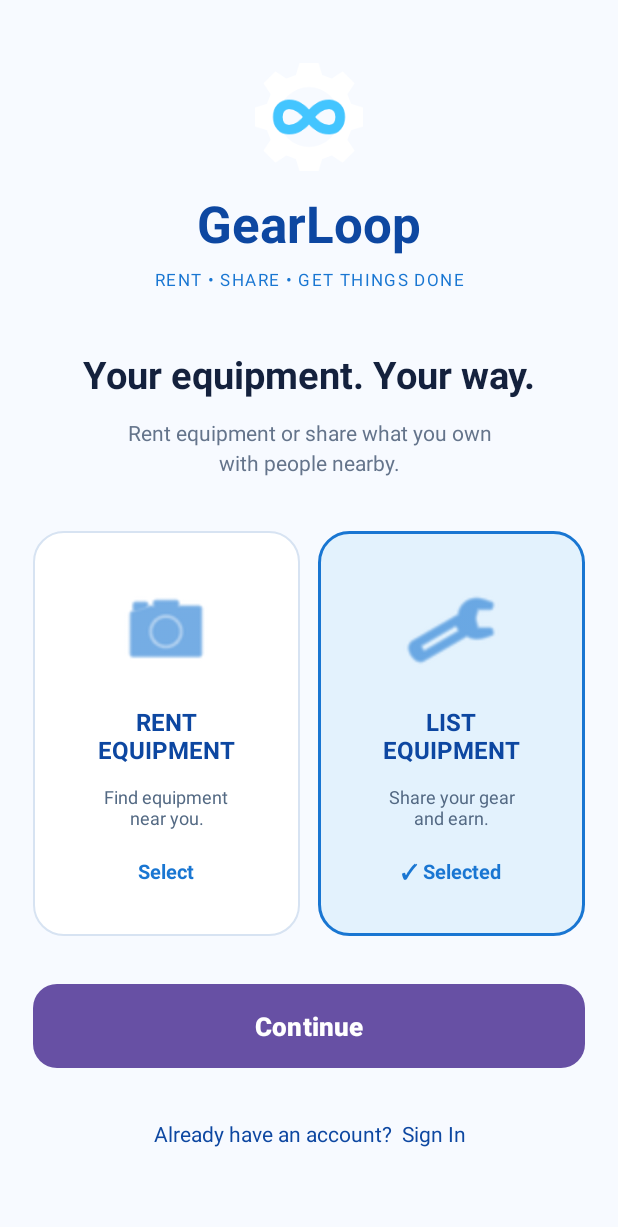
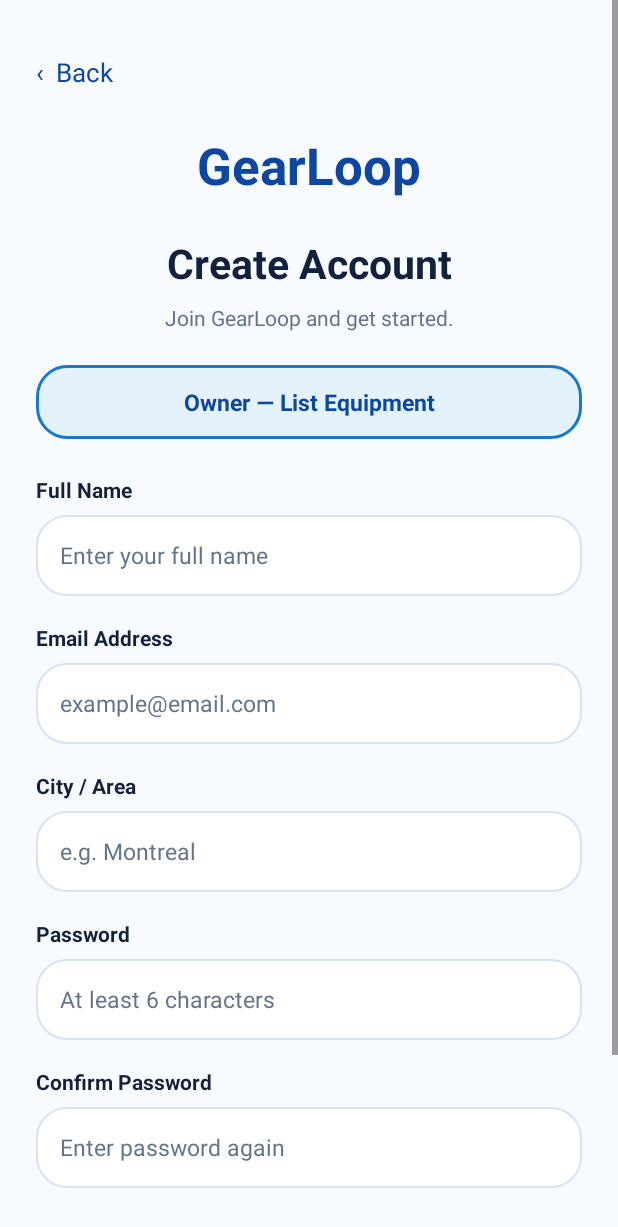
Before and after one commit to Jigneshmecwan/GearLoop, an Android app: the screen it shows after launch (MainActivity before the commit, RegisterActivity after it), after a tap on "Continue", on a phone screen of 412 x 824 dp. Shown: the top 1227 px of the screen. Run offline under Robolectric (Android 15) with nearby library versions, the phone set to English and light mode, and no system bars; our stand-ins replace Firebase (no records; nobody signed in at launch, a user with empty details on screens opened directly); 2 other taps on this screen came first.

Commit message:
feat: implement firebase customer and owner registration

```diff
--- a/app/src/main/java/com/example/gearloop/MainActivity.java
+++ b/app/src/main/java/com/example/gearloop/MainActivity.java
@@ -1,6 +1,7 @@
 
 package com.example.gearloop;
 
+import android.content.Intent;
 import android.content.SharedPreferences;
 import android.os.Bundle;
 import android.view.View;
@@ -27,40 +28,42 @@ public class MainActivity extends AppCompatActivity {
     @Override
     protected void onCreate(Bundle savedInstanceState) {
         super.onCreate(savedInstanceState);
-
         setContentView(R.layout.activity_main);
 
         getWindow().setStatusBarColor(0xFFF7FAFF);
         getWindow().setNavigationBarColor(0xFFF7FAFF);
+
         getWindow().getDecorView().setSystemUiVisibility(
                 View.SYSTEM_UI_FLAG_LIGHT_STATUS_BAR |
                         View.SYSTEM_UI_FLAG_LIGHT_NAVIGATION_BAR
         );
 
-        // Connect XML views
+        // Connect XML with Java
         cardCustomer = findViewById(R.id.cardCustomer);
         cardOwner = findViewById(R.id.cardOwner);
 
-        txtCustomerStatus = findViewById(R.id.txtCustomerStatus);
-        txtOwnerStatus = findViewById(R.id.txtOwnerStatus);
+        txtCustomerStatus =
+                findViewById(R.id.txtCustomerStatus);
+
+        txtOwnerStatus =
+                findViewById(R.id.txtOwnerStatus);
+
         txtSignIn = findViewById(R.id.txtSignIn);
-
         btnContinue = findViewById(R.id.btnContinue);
 
-        // No role selected initially
+        // Initially no role is selected
         btnContinue.setEnabled(false);
+        btnContinue.setAlpha(0.5f);
 
-        // Customer card click
-        cardCustomer.setOnClickListener(v -> {
-            selectRole("Customer");
-        });
+        cardCustomer.setOnClickListener(v ->
+                selectRole("Customer")
+        );
 
-        // Owner card click
-        cardOwner.setOnClickListener(v -> {
-            selectRole("Owner");
-        });
+        cardOwner.setOnClickListener(v ->
+                selectRole("Owner")
+        );
 
-        // Continue button click
+        // Continue to registration
         btnContinue.setOnClickListener(v -> {
 
             if (selectedRole.isEmpty()) {
@@ -73,27 +76,31 @@ public class MainActivity extends AppCompatActivity {
             }
 
             SharedPreferences preferences =
-                    getSharedPreferences("GearLoopPrefs", MODE_PRIVATE);
+                    getSharedPreferences(
+                            "GearLoopPrefs",
+                            MODE_PRIVATE
+                    );
 
             preferences.edit()
                     .putString("selectedRole", selectedRole)
                     .apply();
 
-            Toast.makeText(
+            Intent intent = new Intent(
                     MainActivity.this,
-                    selectedRole + " selected. Registration is coming next.",
-                    Toast.LENGTH_LONG
-            ).show();
+                    RegisterActivity.class
+            );
+
+            startActivity(intent);
         });
 
-        // Existing account link
-        txtSignIn.setOnClickListener(v -> {
-            Toast.makeText(
-                    MainActivity.this,
-                    "Login screen will be added next.",
-                    Toast.LENGTH_SHORT
-            ).show();
-        });
+        // Login comes next
+        txtSignIn.setOnClickListener(v ->
+                Toast.makeText(
+                        MainActivity.this,
+                        "Login screen will be added next.",
+                        Toast.LENGTH_SHORT
+                ).show()
+        );
     }
 
     private void selectRole(String role) {
@@ -102,7 +109,6 @@ public class MainActivity extends AppCompatActivity {
 
         boolean isCustomer = role.equals("Customer");
 
-        // Highlight selected role
         cardCustomer.setBackgroundResource(
                 isCustomer
                         ? R.drawable.bg_role_selected
@@ -115,7 +121,6 @@ public class MainActivity extends AppCompatActivity {
                         : R.drawable.bg_role_selected
         );
 
-        // Update selection labels
         txtCustomerStatus.setText(
                 isCustomer ? "✓ Selected" : "Select"
         );
@@ -124,7 +129,6 @@ public class MainActivity extends AppCompatActivity {
                 isCustomer ? "Select" : "✓ Selected"
         );
 
-        // Enable Continue
         btnContinue.setEnabled(true);
         btnContinue.setAlpha(1.0f);
     }
--- /dev/null
+++ b/app/src/main/java/com/example/gearloop/RegisterActivity.java
@@ -0,0 +1,280 @@
+
+package com.example.gearloop;
+
+import android.content.Intent;
+import android.content.SharedPreferences;
+import android.os.Bundle;
+import android.text.TextUtils;
+import android.util.Patterns;
+import android.widget.Button;
+import android.widget.EditText;
+import android.widget.TextView;
+import android.widget.Toast;
+
+import androidx.appcompat.app.AppCompatActivity;
+
+import com.google.firebase.auth.FirebaseAuth;
+import com.google.firebase.auth.FirebaseUser;
+import com.google.firebase.database.DatabaseReference;
+import com.google.firebase.database.FirebaseDatabase;
+
+import java.util.HashMap;
+import java.util.Map;
+
+public class RegisterActivity extends AppCompatActivity {
+
+    private EditText edtName;
+    private EditText edtEmail;
+    private EditText edtCity;
+    private EditText edtPassword;
+    private EditText edtConfirmPassword;
+
+    private TextView txtSelectedRole;
+    private TextView txtLogin;
+    private TextView txtBack;
+
+    private Button btnRegister;
+
+    private FirebaseAuth firebaseAuth;
+    private DatabaseReference usersReference;
+
+    private String selectedRole;
+
+    @Override
+    protected void onCreate(Bundle savedInstanceState) {
+        super.onCreate(savedInstanceState);
+        setContentView(R.layout.activity_register);
+
+        getWindow().setStatusBarColor(0xFFF7FAFF);
+        getWindow().setNavigationBarColor(0xFFF7FAFF);
+
+        // Connect XML views
+        edtName = findViewById(R.id.edtName);
+        edtEmail = findViewById(R.id.edtEmail);
+        edtCity = findViewById(R.id.edtCity);
+        edtPassword = findViewById(R.id.edtPassword);
+        edtConfirmPassword = findViewById(R.id.edtConfirmPassword);
+
+        txtSelectedRole = findViewById(R.id.txtSelectedRole);
+        txtLogin = findViewById(R.id.txtLogin);
+        txtBack = findViewById(R.id.txtBack);
+
+        btnRegister = findViewById(R.id.btnRegister);
+
+        // Initialize Firebase
+        firebaseAuth = FirebaseAuth.getInstance();
+
+        usersReference = FirebaseDatabase
+                .getInstance()
+                .getReference("users");
+
+        // Get the role selected on the Welcome screen
+        SharedPreferences preferences =
+                getSharedPreferences("GearLoopPrefs", MODE_PRIVATE);
+
+        selectedRole = preferences.getString("selectedRole", "");
+
+        // Only allow the two supported roles
+        if (!selectedRole.equals("Customer")
+                && !selectedRole.equals("Owner")) {
+
+            Toast.makeText(
+                    this,
+                    "Please choose a role first.",
+                    Toast.LENGTH_SHORT
+            ).show();
+
+            finish();
+            return;
+        }
+
+        if (selectedRole.equals("Customer")) {
+            txtSelectedRole.setText("Customer — Rent Equipment");
+        } else {
+            txtSelectedRole.setText("Owner — List Equipment");
+        }
+
+        // Register button
+        btnRegister.setOnClickListener(v -> registerUser());
+
+        // Return to Welcome
+        txtBack.setOnClickListener(v -> finish());
+
+        // Login screen is our next stage
+        txtLogin.setOnClickListener(v ->
+                Toast.makeText(
+                        RegisterActivity.this,
+                        "Login screen will be added next.",
+                        Toast.LENGTH_SHORT
+                ).show()
+        );
+    }
+
+    private void registerUser() {
+
+        String name = edtName.getText().toString().trim();
+        String email = edtEmail.getText().toString().trim();
+        String city = edtCity.getText().toString().trim();
+
+        String password =
+                edtPassword.getText().toString();
+
+        String confirmPassword =
+                edtConfirmPassword.getText().toString();
+
+        // 1. Check empty fields
+        if (TextUtils.isEmpty(name)) {
+            edtName.setError("Please enter your name");
+            edtName.requestFocus();
+            return;
+        }
+
+        if (TextUtils.isEmpty(email)) {
+            edtEmail.setError("Please enter your email");
+            edtEmail.requestFocus();
+            return;
+        }
+
+        if (TextUtils.isEmpty(city)) {
+            edtCity.setError("Please enter your city");
+            edtCity.requestFocus();
+            return;
+        }
+
+        if (TextUtils.isEmpty(password)) {
+            edtPassword.setError("Please enter a password");
+            edtPassword.requestFocus();
+            return;
+        }
+
+        if (TextUtils.isEmpty(confirmPassword)) {
+            edtConfirmPassword.setError(
+                    "Please confirm your password"
+            );
+            edtConfirmPassword.requestFocus();
+            return;
+        }
+
+        // 2. Validate email
+        if (!Patterns.EMAIL_ADDRESS.matcher(email).matches()) {
+            edtEmail.setError("Enter a valid email address");
+            edtEmail.requestFocus();
+            return;
+        }
+
+        // 3. Validate password length
+        if (password.length() < 6) {
+            edtPassword.setError(
+                    "Password must have at least 6 characters"
+            );
+            edtPassword.requestFocus();
+            return;
+        }
+
+        // 4. Check passwords match
+        if (!password.equals(confirmPassword)) {
+            edtConfirmPassword.setError(
+                    "Passwords do not match"
+            );
+            edtConfirmPassword.requestFocus();
+            return;
+        }
+
+        // Prevent repeated taps during registration
+        btnRegister.setEnabled(false);
+        btnRegister.setText("Creating account...");
+
+        // 5. Create Firebase Authentication account
+        firebaseAuth
+                .createUserWithEmailAndPassword(email, password)
+                .addOnCompleteListener(this, task -> {
+
+                    if (!task.isSuccessful()) {
+                        btnRegister.setEnabled(true);
+                        btnRegister.setText("Create Account");
+
+                        String message = "Registration failed";
+
+                        if (task.getException() != null
+                                && task.getException().getMessage() != null) {
+                            message = task.getException().getMessage();
+                        }
+
+                        Toast.makeText(
+                                RegisterActivity.this,
+                                message,
+                                Toast.LENGTH_LONG
+                        ).show();
+
+                        return;
+                    }
+
+                    FirebaseUser user =
+                            firebaseAuth.getCurrentUser();
+
+                    if (user == null) {
+                        btnRegister.setEnabled(true);
+                        btnRegister.setText("Create Account");
+
+                        Toast.makeText(
+                                this,
+                                "Account created, but user was not found.",
+                                Toast.LENGTH_LONG
+                        ).show();
+                        return;
+                    }
+
+                    String uid = user.getUid();
+
+                    // 6. Prepare user profile
+                    Map<String, Object> userData = new HashMap<>();
+
+                    userData.put("name", name);
+                    userData.put("email", email);
+                    userData.put("city", city);
+                    userData.put("role", selectedRole);
+                    userData.put("createdAt",
+                            System.currentTimeMillis());
+
+                    // Never save the password in Realtime Database
+
+                    // 7. Save the role and profile to Firebase
+                    usersReference.child(uid)
+                            .setValue(userData)
+                            .addOnCompleteListener(databaseTask -> {
+
+                                btnRegister.setEnabled(true);
+                                btnRegister.setText("Create Account");
+
+                                if (databaseTask.isSuccessful()) {
+
+                                    Toast.makeText(
+                                            RegisterActivity.this,
+                                            "Account created successfully!",
+                                            Toast.LENGTH_LONG
+                                    ).show();
+
+                                    // Temporary return to Welcome.
+                                    // Role-based dashboard comes later.
+                                    Intent intent = new Intent(
+                                            RegisterActivity.this,
+                                            MainActivity.class
+                                    );
+
+                                    startActivity(intent);
+                                    finish();
+
+                                } else {
+
+                                    Toast.makeText(
+                                            RegisterActivity.this,
+                                            "Authentication account created, "
+                                                    + "but profile could not be saved. "
+                                                    + "Check database rules and connection.",
+                                            Toast.LENGTH_LONG
+                                    ).show();
+                                }
+                            });
+                });
+    }
+}
--- /dev/null
+++ b/app/src/main/res/layout/activity_register.xml
@@ -0,0 +1,214 @@
+
+<ScrollView xmlns:android="http://schemas.android.com/apk/res/android"
+    android:layout_width="match_parent"
+    android:layout_height="match_parent"
+    android:background="#F7FAFF"
+    android:fillViewport="true">
+
+    <LinearLayout
+        android:layout_width="match_parent"
+        android:layout_height="wrap_content"
+        android:orientation="vertical"
+        android:padding="24dp">
+
+        <TextView
+            android:id="@+id/txtBack"
+            android:layout_width="wrap_content"
+            android:layout_height="48dp"
+            android:gravity="center_vertical"
+            android:text="‹  Back"
+            android:textColor="#0D47A1"
+            android:textSize="17sp"
+            android:clickable="true"
+            android:focusable="true" />
+
+        <TextView
+            android:layout_width="match_parent"
+            android:layout_height="wrap_content"
+            android:layout_marginTop="15dp"
+            android:gravity="center"
+            android:text="GearLoop"
+            android:textColor="#0D47A1"
+            android:textSize="34sp"
+            android:textStyle="bold" />
+
+        <TextView
+            android:layout_width="match_parent"
+            android:layout_height="wrap_content"
+            android:layout_marginTop="24dp"
+            android:gravity="center"
+            android:text="Create Account"
+            android:textColor="#14213D"
+            android:textSize="27sp"
+            android:textStyle="bold" />
+
+        <TextView
+            android:layout_width="match_parent"
+            android:layout_height="wrap_content"
+            android:layout_marginTop="8dp"
+            android:gravity="center"
+            android:text="Join GearLoop and get started."
+            android:textColor="#64748B"
+            android:textSize="14sp" />
+
+        <TextView
+            android:id="@+id/txtSelectedRole"
+            android:layout_width="match_parent"
+            android:layout_height="wrap_content"
+            android:layout_marginTop="22dp"
+            android:background="@drawable/bg_role_selected"
+            android:gravity="center"
+            android:padding="14dp"
+            android:text="Customer"
+            android:textColor="#0D47A1"
+            android:textSize="15sp"
+            android:textStyle="bold" />
+
+        <TextView
+            android:layout_width="match_parent"
+            android:layout_height="wrap_content"
+            android:layout_marginTop="24dp"
+            android:text="Full Name"
+            android:textColor="#14213D"
+            android:textSize="14sp"
+            android:textStyle="bold" />
+
+        <EditText
+            android:id="@+id/edtName"
+            android:layout_width="match_parent"
+            android:layout_height="54dp"
+            android:layout_marginTop="7dp"
+            android:background="@drawable/bg_role_unselected"
+            android:hint="Enter your full name"
+            android:inputType="textPersonName"
+            android:paddingStart="16dp"
+            android:paddingEnd="16dp"
+            android:singleLine="true"
+            android:textColor="#14213D"
+            android:textColorHint="#64748B"
+            android:textSize="15sp" />
+
+        <TextView
+            android:layout_width="match_parent"
+            android:layout_height="wrap_content"
+            android:layout_marginTop="18dp"
+            android:text="Email Address"
+            android:textColor="#14213D"
+            android:textSize="14sp"
+            android:textStyle="bold" />
+
+        <EditText
+            android:id="@+id/edtEmail"
+            android:layout_width="match_parent"
+            android:layout_height="54dp"
+            android:layout_marginTop="7dp"
+            android:background="@drawable/bg_role_unselected"
+            android:hint="example@email.com"
+            android:inputType="textEmailAddress"
+            android:paddingStart="16dp"
+            android:paddingEnd="16dp"
+            android:singleLine="true"
+            android:textColor="#14213D"
+            android:textColorHint="#64748B"
+            android:textSize="15sp" />
+
+        <TextView
+            android:layout_width="match_parent"
+            android:layout_height="wrap_content"
+            android:layout_marginTop="18dp"
+            android:text="City / Area"
+            android:textColor="#14213D"
+            android:textSize="14sp"
+            android:textStyle="bold" />
+
+        <EditText
+            android:id="@+id/edtCity"
+            android:layout_width="match_parent"
+            android:layout_height="54dp"
+            android:layout_marginTop="7dp"
+            android:background="@drawable/bg_role_unselected"
+            android:hint="e.g. Montreal"
+            android:inputType="textCapWords"
+            android:paddingStart="16dp"
+            android:paddingEnd="16dp"
+            android:singleLine="true"
+            android:textColor="#14213D"
+            android:textColorHint="#64748B"
+            android:textSize="15sp" />
+
+        <TextView
+            android:layout_width="match_parent"
+            android:layout_height="wrap_content"
+            android:layout_marginTop="18dp"
+            android:text="Password"
+            android:textColor="#14213D"
+            android:textSize="14sp"
+            android:textStyle="bold" />
+
+        <EditText
+            android:id="@+id/edtPassword"
+            android:layout_width="match_parent"
+            android:layout_height="54dp"
+            android:layout_marginTop="7dp"
+            android:background="@drawable/bg_role_unselected"
+            android:hint="At least 6 characters"
+            android:inputType="textPassword"
+            android:paddingStart="16dp"
+            android:paddingEnd="16dp"
+            android:singleLine="true"
+            android:textColor="#14213D"
+            android:textColorHint="#64748B"
+            android:textSize="15sp" />
+
+        <TextView
+            android:layout_width="match_parent"
+            android:layout_height="wrap_content"
+            android:layout_marginTop="18dp"
+            android:text="Confirm Password"
+            android:textColor="#14213D"
+            android:textSize="14sp"
+            android:textStyle="bold" />
+
+        <EditText
+            android:id="@+id/edtConfirmPassword"
+            android:layout_width="match_parent"
+            android:layout_height="54dp"
+            android:layout_marginTop="7dp"
+            android:background="@drawable/bg_role_unselected"
+            android:hint="Enter password again"
+            android:inputType="textPassword"
+            android:paddingStart="16dp"
+            android:paddingEnd="16dp"
+            android:singleLine="true"
+            android:textColor="#14213D"
+            android:textColorHint="#64748B"
+            android:textSize="15sp" />
+
+        <Button
+            android:id="@+id/btnRegister"
+            android:layout_width="match_parent"
+            android:layout_height="56dp"
+            android:layout_marginTop="30dp"
+            android:backgroundTint="#1976D2"
+            android:text="Create Account"
+            android:textAllCaps="false"
+            android:textColor="#FFFFFF"
+            android:textSize="17sp"
+            android:textStyle="bold" />
+
+        <TextView
+            android:id="@+id/txtLogin"
+            android:layout_width="match_parent"
+            android:layout_height="wrap_content"
+            android:layout_marginTop="20dp"
+            android:gravity="center"
+            android:padding="12dp"
+            android:text="Already have an account? Sign In"
+            android:textColor="#0D47A1"
+            android:textSize="14sp"
+            android:clickable="true"
+            android:focusable="true" />
+
+    </LinearLayout>
+
+</ScrollView>
```
Also changed, not shown: app/src/main/AndroidManifest.xml (+7 -7 lines).
